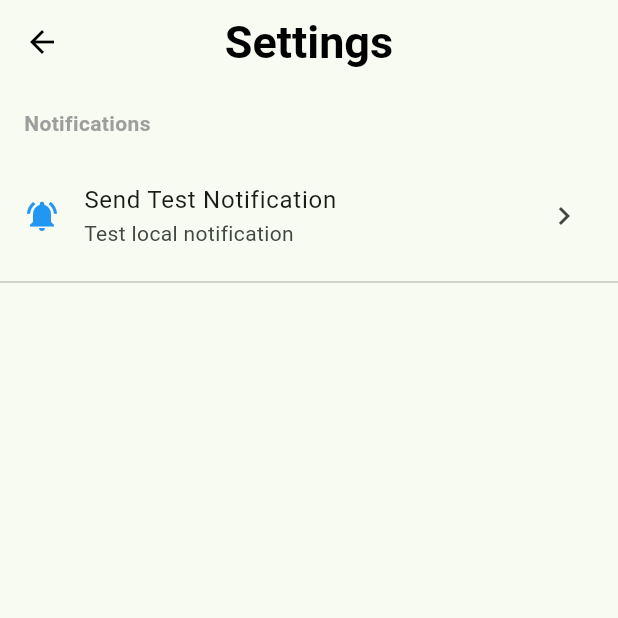
After one commit to SuHwanYoon/Flutter-Todo-App, a Flutter app: the screen it shows once a user with an empty profile is signed in, item 5 of the bottom bar chosen, after a tap on the "settings" icon, on a phone screen of 412 x 824 dp, the top half of it. The commit adds this screen. Run offline on Flutter 3.47's test engine with Material 3 defaults, Android fonts, the phone set to English and light mode, and no system bars; our stand-ins replace cloud_firestore, firebase_auth, firebase_core, flutter_local_notifications, flutter_riverpod, font_awesome_flutter and 5 more; accounts and stored records are empty; generated files the repository leaves out were written again.

Commit message:
test notification setting in setting_screen

```diff
--- a/lib/features/authentication/presentation/screens/accounts_screen.dart
+++ b/lib/features/authentication/presentation/screens/accounts_screen.dart
@@ -2,6 +2,7 @@ import 'package:flutter/material.dart';
 import 'package:flutter_riverpod/flutter_riverpod.dart';
 import 'package:flutter_todo_app/features/authentication/data/auth_repository.dart';
 import 'package:flutter_todo_app/features/authentication/presentation/controllers/auth_controller.dart';
+import 'package:flutter_todo_app/features/authentication/presentation/screens/settings_screen.dart';
 import 'package:flutter_todo_app/utils/app_styles.dart';
 import 'package:flutter_todo_app/utils/size_config.dart';
 
@@ -14,7 +15,22 @@ class AccountsScreen extends ConsumerWidget {
 
     return SafeArea(
       child: Scaffold(
-        appBar: AppBar(title: Text('My Account')),
+        appBar: AppBar(
+          title: const Text('My Account'),
+          actions: [
+            IconButton(
+              icon: const Icon(Icons.settings),
+              onPressed: () {
+                Navigator.push(
+                  context,
+                  MaterialPageRoute(
+                    builder: (context) => const SettingsScreen(),
+                  ),
+                );
+              },
+            ),
+          ],
+        ),
         body: Center(
           child: Column(
             mainAxisAlignment: MainAxisAlignment.center,
--- /dev/null
+++ b/lib/features/authentication/presentation/screens/settings_screen.dart
@@ -0,0 +1,64 @@
+import 'package:flutter/material.dart';
+import 'package:flutter_todo_app/utils/notification_helper.dart';
+
+class SettingsScreen extends StatelessWidget {
+  const SettingsScreen({super.key});
+
+  @override
+  Widget build(BuildContext context) {
+    return Scaffold(
+      appBar: AppBar(
+        title: const Text('Settings'),
+      ),
+      body: ListView(
+        children: [
+          // Notification Settings Section
+          const Padding(
+            padding: EdgeInsets.all(16.0),
+            child: Text(
+              'Notifications',
+              style: TextStyle(
+                fontSize: 14,
+                fontWeight: FontWeight.bold,
+                color: Colors.grey,
+              ),
+            ),
+          ),
+          ListTile(
+            leading: const Icon(Icons.notifications_active, color: Colors.blue),
+            title: const Text('Send Test Notification'),
+            subtitle: const Text('Test local notification'),
+            trailing: const Icon(Icons.chevron_right),
+            onTap: () async {
+              await NotificationHelper.showNotification(
+                id: 0,
+                title: 'Test Notification',
+                body: 'Local notification is working! 🎉',
+              );
+            },
+          ),
+          const Divider(),
+
+          // More settings can be added here later
+          // const Padding(
+          //   padding: EdgeInsets.all(16.0),
+          //   child: Text(
+          //     'General',
+          //     style: TextStyle(
+          //       fontSize: 14,
+          //       fontWeight: FontWeight.bold,
+          //       color: Colors.grey,
+          //     ),
+          //   ),
+          // ),
+          // ListTile(
+          //   leading: Icon(Icons.language),
+          //   title: Text('Language'),
+          //   trailing: Icon(Icons.chevron_right),
+          //   onTap: () {},
+          // ),
+        ],
+      ),
+    );
+  }
+}
```
Also changed, not shown: 1 other file.
